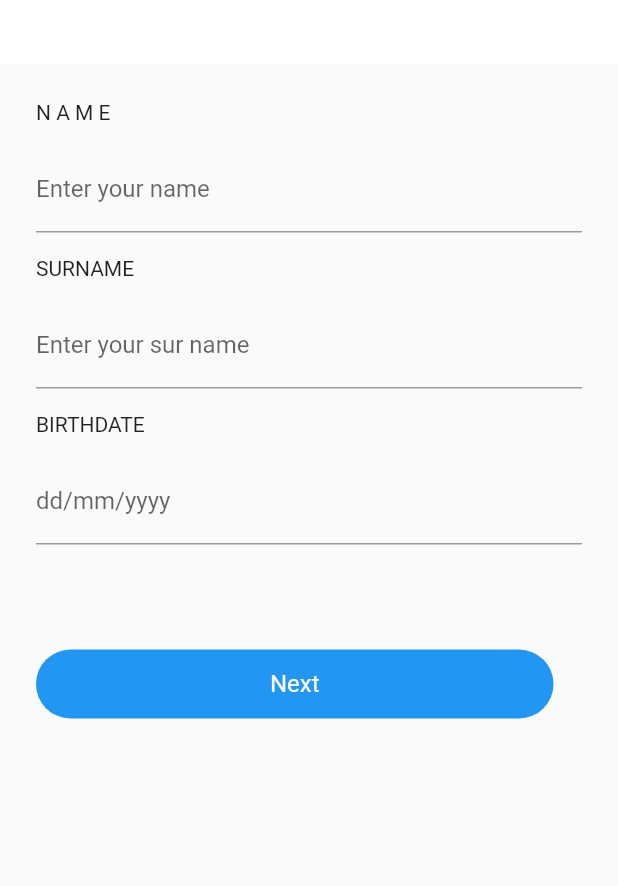
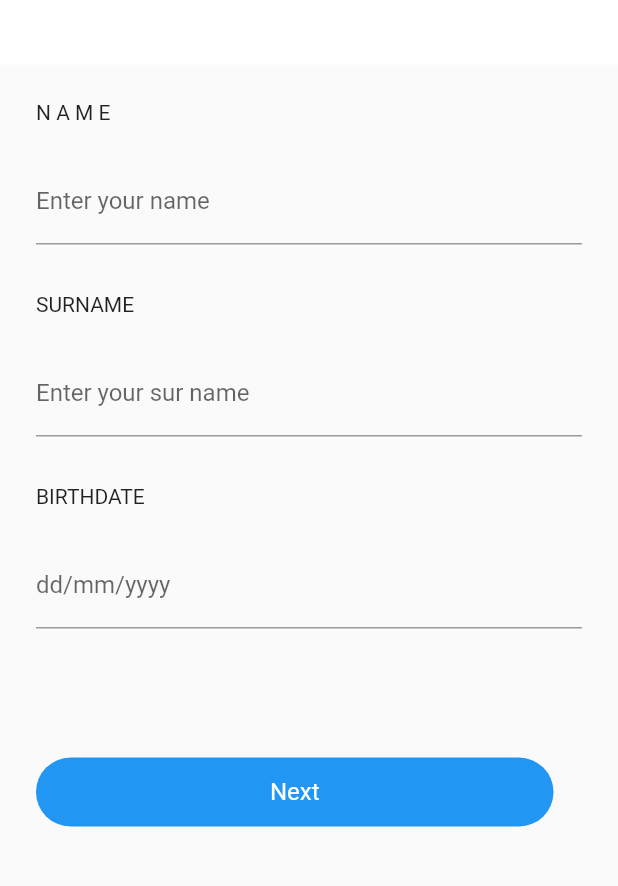
Before and after one commit to KhaledElalfy1/Habit-tracker, a Flutter app: the SignUpViewOne screen opened directly, on a phone screen of 412 x 824 dp, the part 138-1024 px from its top. Run offline on Flutter 3.47's test engine with Material 2 defaults, Android fonts, the phone set to English and light mode, and no system bars; our stand-ins replace flutter_svg, percent_indicator, smooth_page_indicator.

Commit message:
befor firebase

```diff
--- a/lib/core/utilits/custom_text_form_filed.dart
+++ b/lib/core/utilits/custom_text_form_filed.dart
@@ -7,7 +7,8 @@ class CustomTextFormFiled extends StatelessWidget {
       this.obscureText = false,
       this.onChanged,
       this.onTap,
-       required this.textEditingController,  this.readOnly=false});
+      required this.textEditingController,
+      this.readOnly = false});
   final TextEditingController textEditingController;
   final String hitText;
   final bool obscureText;
@@ -16,7 +17,9 @@ class CustomTextFormFiled extends StatelessWidget {
   final bool readOnly;
   @override
   Widget build(BuildContext context) {
-    return TextFormField(
+    return Padding(
+      padding: const EdgeInsets.only(bottom: 16.0, top: 8),
+      child: TextFormField(
         validator: (value) {
           if (value!.isEmpty) {
             return 'this filed is required';
@@ -24,7 +27,7 @@ class CustomTextFormFiled extends StatelessWidget {
             return null;
           }
         },
-      readOnly:readOnly ,
+        readOnly: readOnly,
         onTap: onTap,
         onChanged: onChanged,
         controller: textEditingController,
@@ -50,6 +53,7 @@ class CustomTextFormFiled extends StatelessWidget {
             ),
           ),
         ),
+      ),
     );
   }
 }
--- a/lib/features/signup/presentation/view/signup1.dart
+++ b/lib/features/signup/presentation/view/signup1.dart
@@ -12,7 +12,7 @@ class SignUpViewOne extends StatefulWidget {
 }
 
 class _SignUpViewOneState extends State<SignUpViewOne> {
-  GlobalKey<FormState> fromKey = GlobalKey();
+  GlobalKey<FormState> globalKey = GlobalKey();
   final TextEditingController _nameController = TextEditingController();
   final TextEditingController _surNameController = TextEditingController();
   final TextEditingController _dateController = TextEditingController();
@@ -57,7 +57,7 @@ class _SignUpViewOneState extends State<SignUpViewOne> {
               child: Column(
                 children: [
                   Form(
-                    key: fromKey,
+                    key: globalKey,
                     child: Column(
                       crossAxisAlignment: CrossAxisAlignment.start,
                       children: [
@@ -100,14 +100,7 @@ class _SignUpViewOneState extends State<SignUpViewOne> {
                         ),
                         CustomButton(
                           text: 'Next',
-                          onTap: () {
-                            Navigator.push(
-                              context,
-                              MaterialPageRoute(
-                                builder: (context) => const SignUpViewTwo(),
-                              ),
-                            );
-                          },
+                          onTap: _navigationAfterValidation,
                         ),
                       ],
                     ),
@@ -120,4 +113,15 @@ class _SignUpViewOneState extends State<SignUpViewOne> {
       ),
     );
   }
+
+  void _navigationAfterValidation() {
+    if (globalKey.currentState!.validate()) {
+      Navigator.push(
+        context,
+        MaterialPageRoute(
+          builder: (context) => const SignUpViewTwo(),
+        ),
+      );
+    }
+  }
 }
--- a/lib/features/signup/presentation/view/signup3.dart
+++ b/lib/features/signup/presentation/view/signup3.dart
@@ -75,7 +75,7 @@ class _SignupViewThreeState extends State<SignupViewThree> {
                         isSelected = !isSelected;
                       });
                     },
-                    child:  ChooseHabitContainer(
+                    child: ChooseHabitContainer(
                       icon: habit[index],
                       iconName: habitName[index],
                     )),
```
Lines whose indentation alone changed are shown as unchanged.
